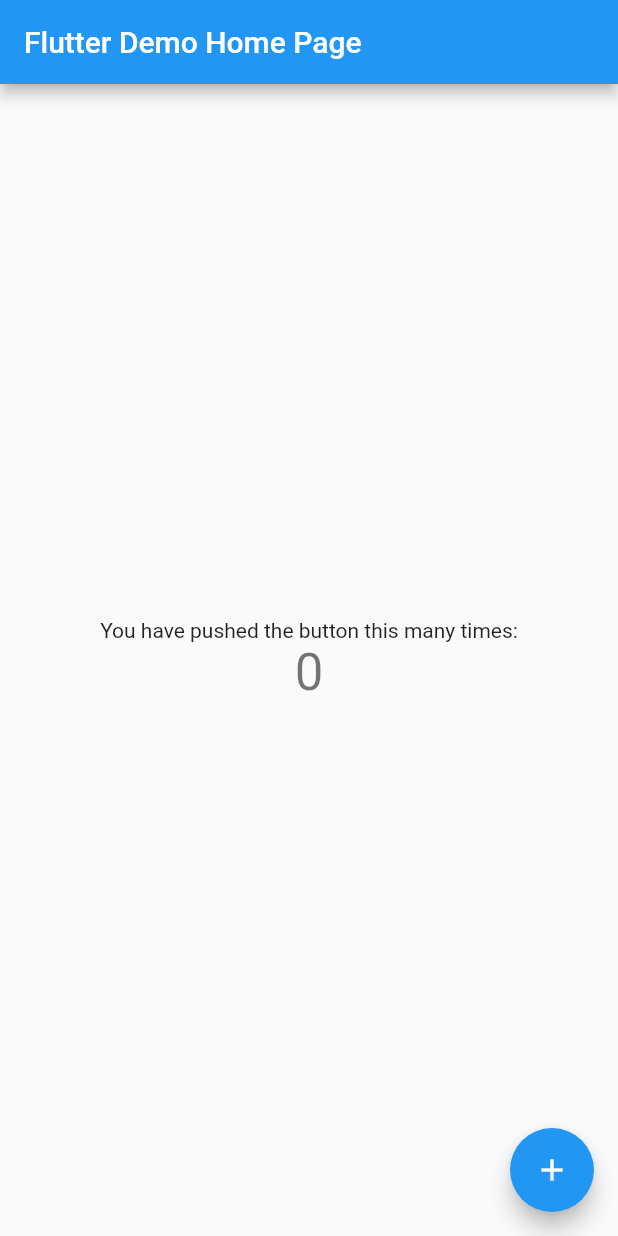
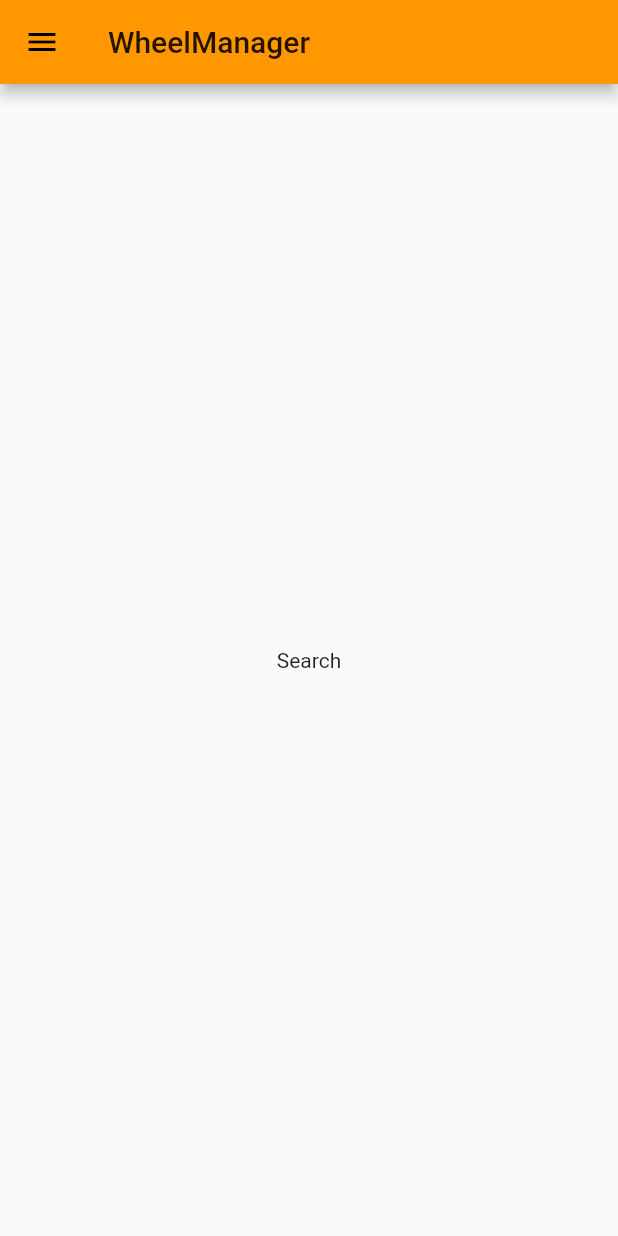
Before and after one commit to omar2702/WheelManager_Flutter, a Flutter app: the screen it shows after launch, on a phone screen of 412 x 824 dp. Run offline on Flutter 3.47's test engine with Material 2 defaults, Android fonts, the light colour scheme and no system bars.

Commit message:
feat: navigation_bar

```diff
--- /dev/null
+++ b/flutter_application_wheelmanager/lib/home.dart
@@ -0,0 +1,71 @@
+import 'package:flutter/material.dart';
+import 'package:flutter_application_wheelmanager/page/qualify.dart';
+import 'package:flutter_application_wheelmanager/page/search_page.dart';
+
+class HomePage extends StatefulWidget {
+  @override
+  _HomePageState createState() => _HomePageState();
+}
+
+class _HomePageState extends State<HomePage> {
+  int page = 0;
+  _getWidget(int pos) {
+    switch (pos) {
+      case 0:
+        return SearchPage();
+      case 1:
+        return QualifyPage();
+    }
+  }
+
+  _selectDrawer(int pos) {
+    setState(() {
+      page = pos;
+    });
+  }
+
+  @override
+  Widget build(BuildContext context) {
+    return Scaffold(
+      appBar: AppBar(
+        title: Text('WheelManager'),
+      ),
+      drawer: Drawer(
+        child: ListView(
+          padding: EdgeInsets.zero,
+          children: <Widget>[
+            UserAccountsDrawerHeader(
+                accountName: Text('User'),
+                accountEmail: Text('User@exmaple.com'),
+                currentAccountPicture: CircleAvatar(
+                    backgroundColor: Colors.blue,
+                    child: Text(
+                      'U',
+                      style: TextStyle(fontSize: 40.0),
+                    )),
+                decoration: BoxDecoration(
+                  color: Colors.orange[50],
+                )),
+            ListTile(
+              leading: Icon(Icons.search),
+              title: Text('Search'),
+              onTap: () {
+                Navigator.of(context).pop();
+                _selectDrawer(0);
+              },
+            ),
+            ListTile(
+              leading: Icon(Icons.check_circle),
+              title: Text('Qualify'),
+              onTap: () {
+                Navigator.of(context).pop();
+                _selectDrawer(1);
+              },
+            ),
+          ],
+        ),
+      ),
+      body: _getWidget(page),
+    );
+  }
+}
--- a/flutter_application_wheelmanager/lib/main.dart
+++ b/flutter_application_wheelmanager/lib/main.dart
@@ -1,4 +1,5 @@
 import 'package:flutter/material.dart';
+import 'package:flutter_application_wheelmanager/home.dart';
 
 void main() {
   runApp(MyApp());
@@ -9,105 +10,13 @@
   @override
   Widget build(BuildContext context) {
     return MaterialApp(
-      title: 'Flutter Demo',
+      debugShowCheckedModeBanner: false,
+      title: 'Wheel Manager',
       theme: ThemeData(
-        // This is the theme of your application.
-        //
-        // Try running your application with "flutter run". You'll see the
-        // application has a blue toolbar. Then, without quitting the app, try
-        // changing the primarySwatch below to Colors.green and then invoke
-        // "hot reload" (press "r" in the console where you ran "flutter run",
-        // or simply save your changes to "hot reload" in a Flutter IDE).
-        // Notice that the counter didn't reset back to zero; the application
-        // is not restarted.
-        primarySwatch: Colors.blue,
+        primaryColor: Colors.orange,
+        accentColor: Colors.orangeAccent[200],
       ),
-      home: MyHomePage(title: 'Flutter Demo Home Page'),
+      home: HomePage(),
     );
   }
 }
-
-class MyHomePage extends StatefulWidget {
-  MyHomePage({Key key, this.title}) : super(key: key);
-
-  // This widget is the home page of your application. It is stateful, meaning
-  // that it has a State object (defined below) that contains fields that affect
-  // how it looks.
-
-  // This class is the configuration for the state. It holds the values (in this
-  // case the title) provided by the parent (in this case the App widget) and
-  // used by the build method of the State. Fields in a Widget subclass are
-  // always marked "final".
-
-  final String title;
-
-  @override
-  _MyHomePageState createState() => _MyHomePageState();
-}
-
-class _MyHomePageState extends State<MyHomePage> {
-  int _counter = 0;
-
-  void _incrementCounter() {
-    setState(() {
-      // This call to setState tells the Flutter framework that something has
-      // changed in this State, which causes it to rerun the build method below
-      // so that the display can reflect the updated values. If we changed
-      // _counter without calling setState(), then the build method would not be
-      // called again, and so nothing would appear to happen.
-      _counter++;
-    });
-  }
-
-  @override
-  Widget build(BuildContext context) {
-    // This method is rerun every time setState is called, for instance as done
-    // by the _incrementCounter method above.
-    //
-    // The Flutter framework has been optimized to make rerunning build methods
-    // fast, so that you can just rebuild anything that needs updating rather
-    // than having to individually change instances of widgets.
-    return Scaffold(
-      appBar: AppBar(
-        // Here we take the value from the MyHomePage object that was created by
-        // the App.build method, and use it to set our appbar title.
-        title: Text(widget.title),
-      ),
-      body: Center(
-        // Center is a layout widget. It takes a single child and positions it
-        // in the middle of the parent.
-        child: Column(
-          // Column is also a layout widget. It takes a list of children and
-          // arranges them vertically. By default, it sizes itself to fit its
-          // children horizontally, and tries to be as tall as its parent.
-          //
-          // Invoke "debug painting" (press "p" in the console, choose the
-          // "Toggle Debug Paint" action from the Flutter Inspector in Android
-          // Studio, or the "Toggle Debug Paint" command in Visual Studio Code)
-          // to see the wireframe for each widget.
-          //
-          // Column has various properties to control how it sizes itself and
-          // how it positions its children. Here we use mainAxisAlignment to
-          // center the children vertically; the main axis here is the vertical
-          // axis because Columns are vertical (the cross axis would be
-          // horizontal).
-          mainAxisAlignment: MainAxisAlignment.center,
-          children: <Widget>[
-            Text(
-              'You have pushed the button this many times:',
-            ),
-            Text(
-              '$_counter',
-              style: Theme.of(context).textTheme.headline4,
-            ),
-          ],
-        ),
-      ),
-      floatingActionButton: FloatingActionButton(
-        onPressed: _incrementCounter,
-        tooltip: 'Increment',
-        child: Icon(Icons.add),
-      ), // This trailing comma makes auto-formatting nicer for build methods.
-    );
-  }
-}
--- /dev/null
+++ b/flutter_application_wheelmanager/lib/page/qualify.dart
@@ -0,0 +1,8 @@
+import 'package:flutter/material.dart';
+
+class QualifyPage extends StatelessWidget {
+  @override
+  Widget build(BuildContext context) {
+    return Center(child: Text('Qualify'));
+  }
+}
--- /dev/null
+++ b/flutter_application_wheelmanager/lib/page/search_page.dart
@@ -0,0 +1,10 @@
+import 'package:flutter/material.dart';
+
+class SearchPage extends StatelessWidget {
+  @override
+  Widget build(BuildContext context) {
+    return Center(
+      child: Text('Search'),
+    );
+  }
+}
```
Also changed, not shown: 1 other file.
